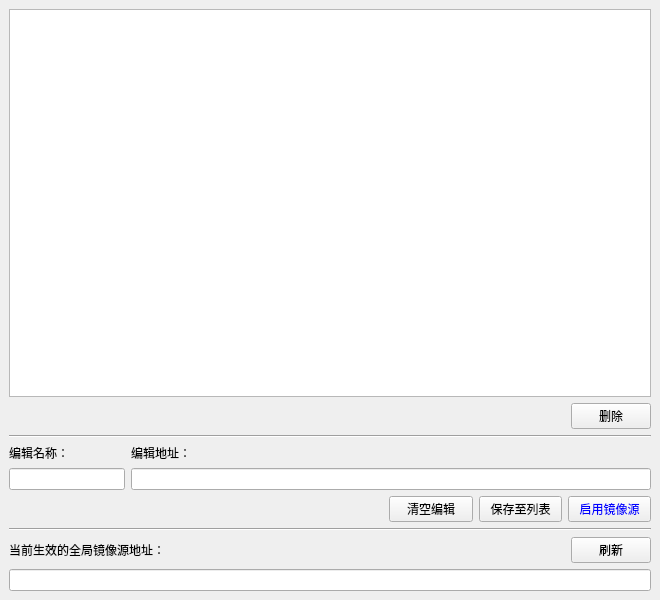
This is ui/indexmgr.ui in hrpzcf/AwesomePyKit as Qt 5 draws it before an edit. The edited form follows.
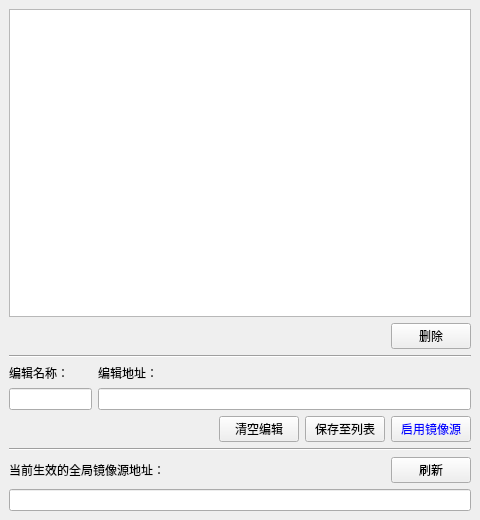
This is the edited form.

Commit message: 修复：<镜像源设置>的镜像源列表被选中行的名称和地址字体颜色不一致的问题

Diff of the .ui file:
```diff
--- a/ui/indexmgr.ui
+++ b/ui/indexmgr.ui
@@ -9,8 +9,8 @@
    <rect>
     <x>0</x>
     <y>0</y>
-    <width>660</width>
-    <height>600</height>
+    <width>480</width>
+    <height>520</height>
    </rect>
   </property>
   <property name="font">
```
The commit also changes 2 other files.
